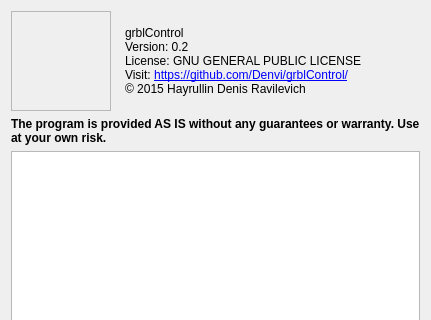
Qt form frmabout.ui (Denvi/Candle) before a commit; both pictures show x 0 to 431 and y 0 to 320 of the 431 by 500 pixel window.
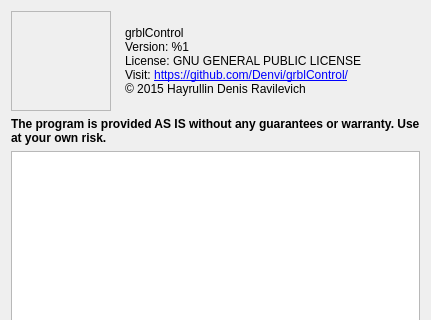
The same form after that commit. Icons and pictures are not drawn.

What changed in the file:
```diff
--- a/frmabout.ui
+++ b/frmabout.ui
@@ -46,7 +46,7 @@
      <item>
       <widget class="QLabel" name="label">
        <property name="text">
-        <string>&lt;html&gt;&lt;head/&gt;&lt;body&gt;&lt;p&gt;grblControl&lt;br/&gt;Version: 0.2&lt;br/&gt;License: GNU GENERAL PUBLIC LICENSE&lt;br/&gt;Visit: &lt;a href=&quot;https://github.com/Denvi/grblControl/&quot;&gt;&lt;span style=&quot; text-decoration: underline; color:#0000ff;&quot;&gt;https://github.com/Denvi/grblControl/&lt;br/&gt;&lt;/span&gt;&lt;/a&gt;© 2015 Hayrullin Denis Ravilevich&lt;/p&gt;&lt;/body&gt;&lt;/html&gt;</string>
+        <string>&lt;html&gt;&lt;head/&gt;&lt;body&gt;&lt;p&gt;grblControl&lt;br/&gt;Version: %1&lt;br/&gt;License: GNU GENERAL PUBLIC LICENSE&lt;br/&gt;Visit: &lt;a href=&quot;https://github.com/Denvi/grblControl/&quot;&gt;&lt;span style=&quot; text-decoration: underline; color:#0000ff;&quot;&gt;https://github.com/Denvi/grblControl/&lt;br/&gt;&lt;/span&gt;&lt;/a&gt;© 2015 Hayrullin Denis Ravilevich&lt;/p&gt;&lt;/body&gt;&lt;/html&gt;</string>
        </property>
        <property name="alignment">
         <set>Qt::AlignLeading|Qt::AlignLeft|Qt::AlignVCenter</set>
```
Left out of the diff: 2 changed lines with no effect on the pictures.
